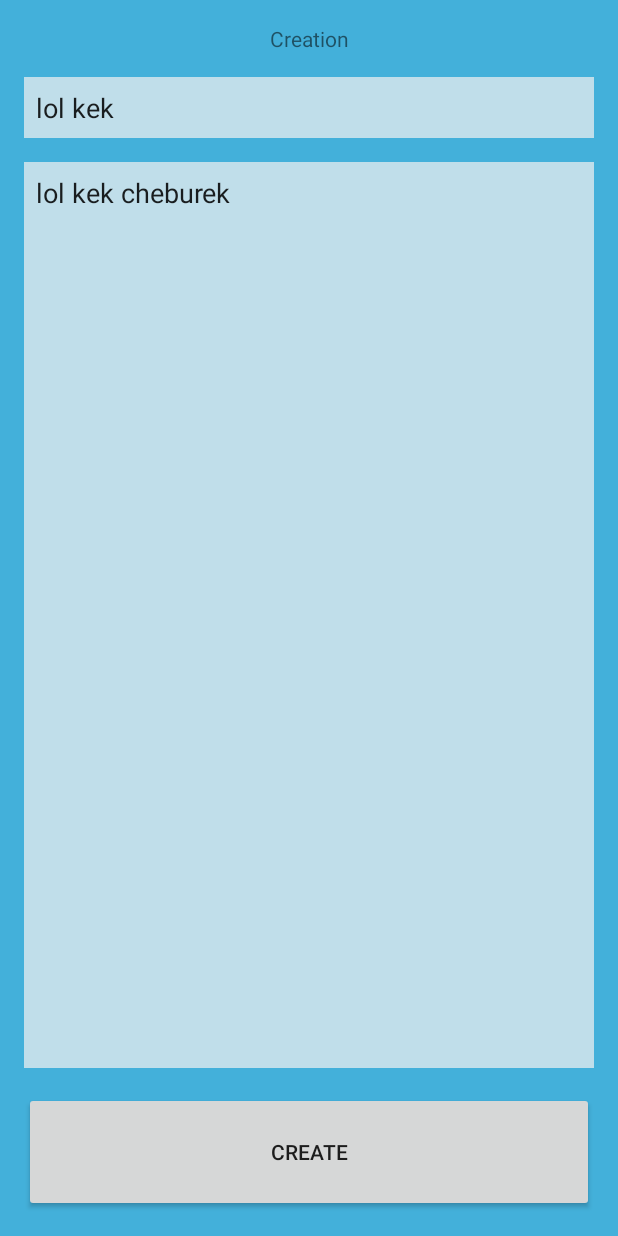
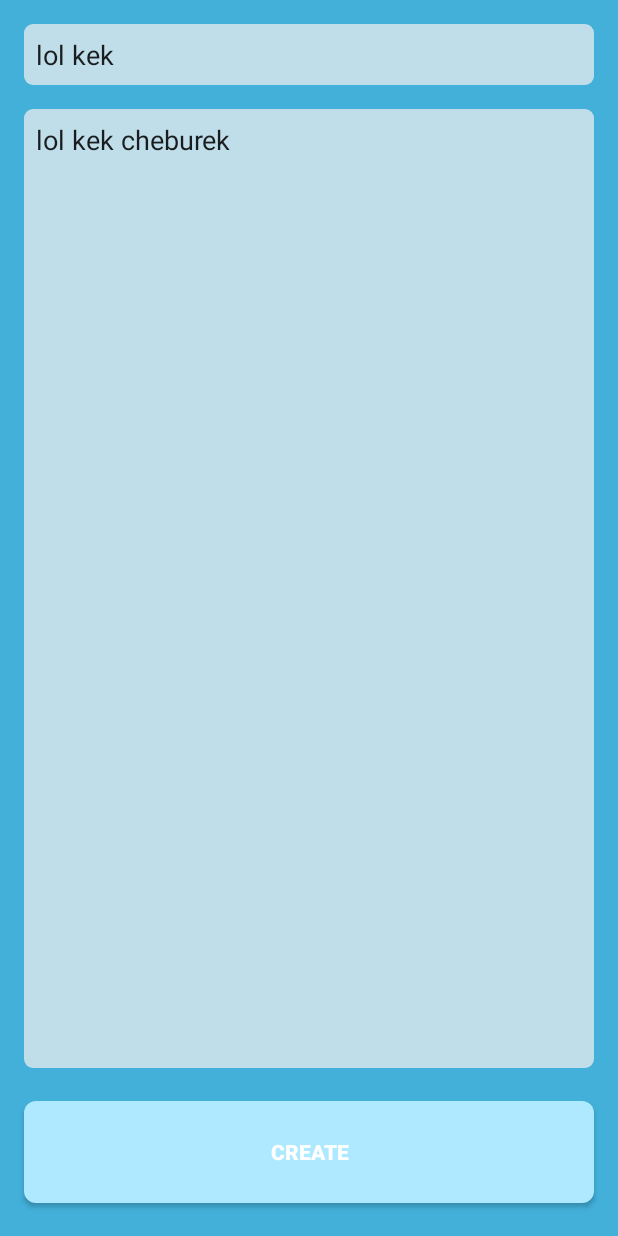
Before and after one commit to daniil-shevtsov/incremental-reader, an Android app: the layout fragment_creation.xml on its own in the app's theme, with its tools: preview values and no code run, on a phone screen of 412 x 824 dp. Run offline under Robolectric (Android 15) with nearby library versions, the phone set to English and light mode, and no system bars.

Commit message:
Fix style

```diff
--- /dev/null
+++ b/app/src/main/res/drawable/background_text_field_common.xml
@@ -0,0 +1,7 @@
+<?xml version="1.0" encoding="utf-8"?>
+<shape xmlns:android="http://schemas.android.com/apk/res/android"
+    android:shape="rectangle">
+    <solid android:color="@color/commonTextField" />
+
+    <corners android:radius="6dp" />
+</shape>
--- a/app/src/main/res/layout/fragment_creation.xml
+++ b/app/src/main/res/layout/fragment_creation.xml
@@ -4,18 +4,7 @@
     xmlns:tools="http://schemas.android.com/tools"
     android:layout_width="match_parent"
     android:layout_height="match_parent"
-    android:background="@color/creationBackground">
-
-    <TextView
-        android:id="@+id/creationTitleTextView"
-        android:layout_width="0dp"
-        android:layout_height="wrap_content"
-        android:layout_marginTop="16dp"
-        android:gravity="center"
-        android:text="@string/creation_screen_title"
-        app:layout_constraintEnd_toEndOf="parent"
-        app:layout_constraintStart_toStartOf="parent"
-        app:layout_constraintTop_toTopOf="parent" />
+    android:background="@color/commonBackground">
 
     <EditText
         android:id="@+id/creationItemNameEditText"
@@ -29,7 +18,7 @@
         app:layout_constraintBottom_toTopOf="@id/creationItemContentEditText"
         app:layout_constraintEnd_toEndOf="parent"
         app:layout_constraintStart_toStartOf="parent"
-        app:layout_constraintTop_toBottomOf="@id/creationTitleTextView"
+        app:layout_constraintTop_toTopOf="parent"
         tools:text="lol kek" />
 
     <EditText
@@ -46,8 +35,9 @@
         app:layout_constraintTop_toBottomOf="@id/creationItemNameEditText"
         tools:text="lol kek cheburek" />
 
-    <Button
+    <com.google.android.material.button.MaterialButton
         android:id="@+id/creationCreateButton"
+        style="@style/CommonButton"
         android:layout_width="0dp"
         android:layout_height="80dp"
         android:layout_marginStart="16dp"
--- a/app/src/main/res/layout/fragment_learning.xml
+++ b/app/src/main/res/layout/fragment_learning.xml
@@ -4,7 +4,7 @@
     xmlns:tools="http://schemas.android.com/tools"
     android:layout_width="match_parent"
     android:layout_height="match_parent"
-    android:background="@color/creationBackground">
+    android:background="@color/commonBackground">
 
     <TextView
         android:id="@+id/learningItemNameTextView"
--- a/app/src/main/res/layout/fragment_structure.xml
+++ b/app/src/main/res/layout/fragment_structure.xml
@@ -3,7 +3,8 @@
     xmlns:app="http://schemas.android.com/apk/res-auto"
     xmlns:tools="http://schemas.android.com/tools"
     android:layout_width="match_parent"
-    android:layout_height="match_parent">
+    android:layout_height="match_parent"
+    android:background="@color/commonBackground">
 
     <TextView
         android:id="@+id/structureTitleTextView"
--- a/app/src/main/res/layout/item_structure.xml
+++ b/app/src/main/res/layout/item_structure.xml
@@ -4,6 +4,7 @@
     xmlns:tools="http://schemas.android.com/tools"
     android:layout_width="match_parent"
     android:layout_height="60dp"
+    android:foreground="?android:selectableItemBackgroundBorderless"
     android:background="@color/structureItemBackground">
 
     <TextView
--- a/app/src/main/res/values/colors.xml
+++ b/app/src/main/res/values/colors.xml
@@ -4,8 +4,9 @@
     <color name="colorPrimaryDark">#3700B3</color>
     <color name="colorAccent">#03DAC5</color>
 
-    <color name="creationBackground">#43B0DA</color>
-    <color name="creationTextField">#C0DEEA</color>
+    <color name="commonBackground">#43B0DA</color>
+    <color name="commonTextField">#C0DEEA</color>
+    <color name="commonButtonBackground">#AFE9FF</color>
 
     <color name="structureItemBackground">#C0DEEA</color>
 </resources>
--- a/app/src/main/res/values/styles.xml
+++ b/app/src/main/res/values/styles.xml
@@ -1,6 +1,6 @@
 <resources>
     <!-- Base application theme. -->
-    <style name="AppTheme" parent="Theme.AppCompat.Light.DarkActionBar">
+    <style name="AppTheme" parent="Theme.AppCompat.Light.NoActionBar">
         <!-- Customize your theme here. -->
         <item name="colorPrimary">@color/colorPrimary</item>
         <item name="colorPrimaryDark">@color/colorPrimaryDark</item>
@@ -8,9 +8,32 @@
     </style>
 
     <style name="InformationTextField">
-        <item name="android:background">@color/creationTextField</item>
+        <item name="android:background">@drawable/background_text_field_common</item>
         <item name="android:gravity">top</item>
         <item name="android:padding">8dp</item>
     </style>
 
+    <style name="CommonButton">
+        <item name="android:gravity">center</item>
+        <item name="cornerRadius">8dp</item>
+        <item name="backgroundTint">@color/commonButtonBackground</item>
+        <item name="android:textAppearance">@style/ButtonTitle</item>
+    </style>
+
+    <style name="Title">
+        <item name="android:textSize">20sp</item>
+
+    </style>
+
+    <style name="BodyText">
+        <item name="android:textSize">16sp</item>
+    </style>
+
+    <style name="ButtonTitle">
+        <item name="fontFamily">sans-serif-medium</item>
+        <item name="android:textStyle">bold</item>
+        <item name="android:textAllCaps">true</item>
+        <item name="android:textSize">14sp</item>
+    </style>
+
 </resources>
```
Also changed, not shown: app/src/main/res/layout/fragment_main.xml (+17 -4 lines).
